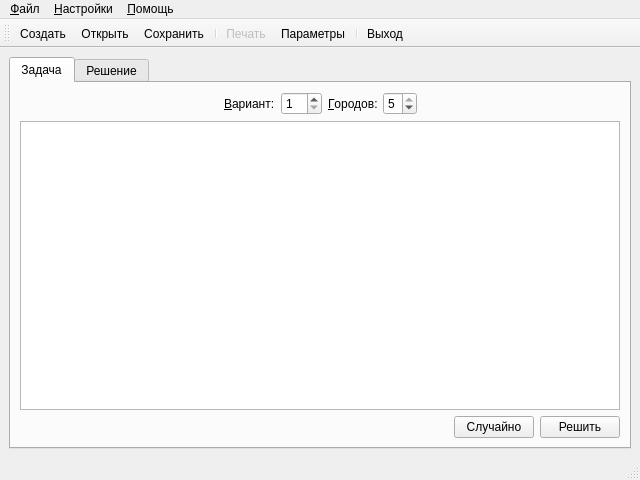
First picture: the form in ui/mainwindow.ui, repository leppa/tspsg, before the edit.
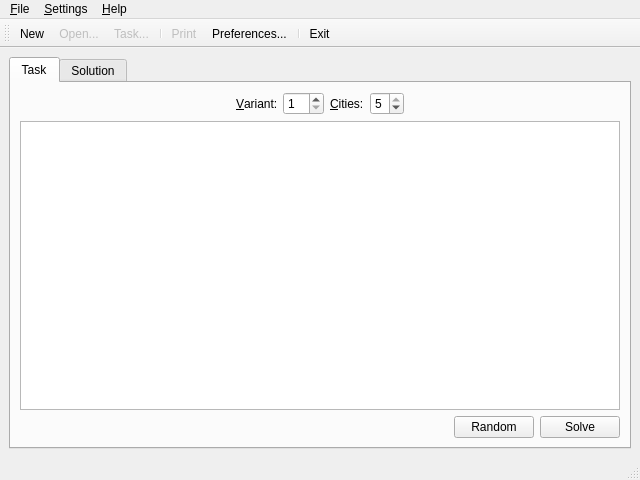
Second picture: the form after the edit. Icons and pictures are not drawn.

Patch:
```diff
--- a/ui/mainwindow.ui
+++ b/ui/mainwindow.ui
@@ -32,7 +32,7 @@
       </property>
       <widget class="QWidget" name="tabTask">
        <attribute name="title">
-        <string>Задача</string>
+        <string>Task</string>
        </attribute>
        <layout class="QVBoxLayout">
         <item>
@@ -53,7 +53,7 @@
           <item>
            <widget class="QLabel" name="labelVariant">
             <property name="text">
-             <string>&amp;Вариант:</string>
+             <string>&amp;Variant:</string>
             </property>
             <property name="buddy">
              <cstring>spinVariant</cstring>
@@ -76,7 +76,7 @@
           <item>
            <widget class="QLabel" name="labelCities">
             <property name="text">
-             <string>&amp;Городов:</string>
+             <string>&amp;Cities:</string>
             </property>
             <property name="buddy">
              <cstring>spinCities</cstring>
@@ -151,7 +151,7 @@
              <string>Заполнить таблицу случайными значениями</string>
             </property>
             <property name="text">
-             <string>Случайно</string>
+             <string>Random</string>
             </property>
            </widget>
           </item>
@@ -164,7 +164,7 @@
              <string>Решить текущую задачу</string>
             </property>
             <property name="text">
-             <string>Решить</string>
+             <string>Solve</string>
             </property>
             <property name="icon">
              <iconset resource="../resources/tspsg.qrc">
@@ -178,7 +178,7 @@
       </widget>
       <widget class="QWidget" name="tabSolution">
        <attribute name="title">
-        <string>Решение</string>
+        <string>Solution</string>
        </attribute>
        <layout class="QVBoxLayout">
         <item>
@@ -233,7 +233,7 @@
      </iconset>
     </property>
     <property name="title">
-     <string>&amp;Файл</string>
+     <string>&amp;File</string>
     </property>
     <widget class="QMenu" name="menuFileSave">
      <property name="statusTip">
@@ -263,13 +263,13 @@
    </widget>
    <widget class="QMenu" name="menuSettings">
     <property name="title">
-     <string>&amp;Настройки</string>
+     <string>&amp;Settings</string>
     </property>
     <addaction name="actionSettingsSettings"/>
    </widget>
    <widget class="QMenu" name="menuHelp">
     <property name="title">
-     <string>&amp;Помощь</string>
+     <string>&amp;Help</string>
     </property>
     <addaction name="actionHelpContents"/>
     <addaction name="actionHelpContextual"/>
@@ -327,7 +327,7 @@
      <normaloff>:/images/buttons/buttons/Print.png</normaloff>:/images/buttons/buttons/Print.png</iconset>
    </property>
    <property name="text">
-    <string>&amp;Печать...</string>
+    <string>&amp;Print...</string>
    </property>
    <property name="statusTip">
     <string>Распечатать результаты решения</string>
@@ -375,7 +375,13 @@
      <normaloff>:/images/buttons/buttons/Document.png</normaloff>:/images/buttons/buttons/Document.png</iconset>
    </property>
    <property name="text">
-    <string>&amp;Создать</string>
+    <string>&amp;New</string>
+   </property>
+   <property name="iconText">
+    <string>New</string>
+   </property>
+   <property name="toolTip">
+    <string>New task</string>
    </property>
    <property name="statusTip">
     <string>Создать новую задачу</string>
@@ -385,12 +391,18 @@
    </property>
   </action>
   <action name="actionFileOpen">
+   <property name="enabled">
+    <bool>false</bool>
+   </property>
    <property name="icon">
     <iconset resource="../resources/tspsg.qrc">
      <normaloff>:/images/buttons/buttons/OpenFolder.png</normaloff>:/images/buttons/buttons/OpenFolder.png</iconset>
    </property>
    <property name="text">
-    <string>&amp;Открыть</string>
+    <string>&amp;Open...</string>
+   </property>
+   <property name="iconText">
+    <string>Open...</string>
    </property>
    <property name="toolTip">
     <string>Открыть задачу</string>
@@ -408,7 +420,10 @@
      <normaloff>:/images/buttons/buttons/Properties.png</normaloff>:/images/buttons/buttons/Properties.png</iconset>
    </property>
    <property name="text">
-    <string>&amp;Параметры</string>
+    <string>&amp;Preferences...</string>
+   </property>
+   <property name="iconText">
+    <string>Preferences...</string>
    </property>
    <property name="statusTip">
     <string>Настройка параметров программмы</string>
@@ -456,22 +471,25 @@
      <normaloff>:/images/buttons/buttons/NoAction.png</normaloff>:/images/buttons/buttons/NoAction.png</iconset>
    </property>
    <property name="text">
-    <string>В&amp;ыход</string>
+    <string>E&amp;xit</string>
    </property>
    <property name="statusTip">
     <string>Выйти из программы</string>
    </property>
   </action>
   <action name="actionFileSaveTask">
+   <property name="enabled">
+    <bool>false</bool>
+   </property>
    <property name="icon">
     <iconset resource="../resources/tspsg.qrc">
      <normaloff>:/images/buttons/buttons/Save.png</normaloff>:/images/buttons/buttons/Save.png</iconset>
    </property>
    <property name="text">
-    <string>&amp;Задачу</string>
+    <string>&amp;Task...</string>
    </property>
    <property name="iconText">
-    <string>Сохранить</string>
+    <string>Task...</string>
    </property>
    <property name="toolTip">
     <string>Сохранить задачу</string>
```
Left out of the diff: 80 changed lines with no effect on the pictures.
